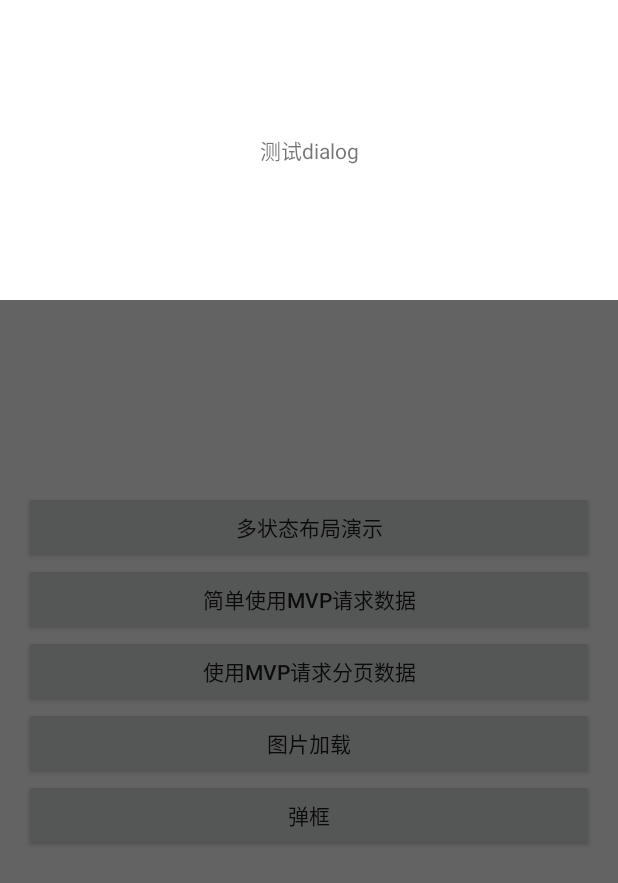
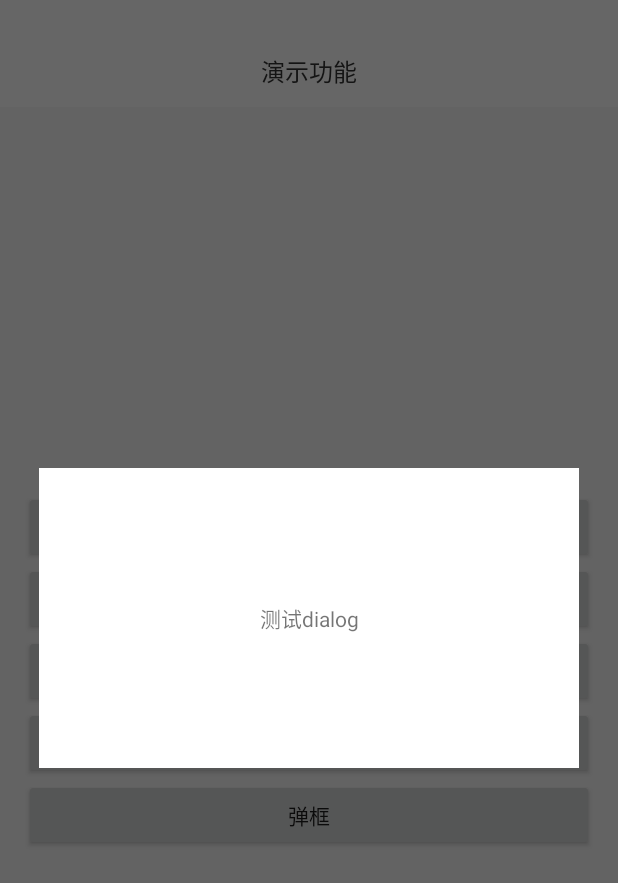
Before and after one commit to a1498506790/BaseKtMvp, an Android app: the fragment TestDialog placed in its activity, on a phone screen of 412 x 824 dp. Shown: the top 883 px of the screen. Run offline under Robolectric (Android 15) with nearby library versions, the phone set to English and light mode, and no system bars; network calls fail.

```diff
--- a/app/src/main/java/com/example/basektmvp2/base/BaseActivity.kt
+++ b/app/src/main/java/com/example/basektmvp2/base/BaseActivity.kt
@@ -1,5 +1,4 @@
 package com.example.basektmvp2.base
-import android.graphics.Color
 import android.os.Bundle
 import android.view.View
 import android.view.ViewGroup
@@ -7,6 +6,7 @@ import android.view.Window
 import androidx.appcompat.app.AppCompatActivity
 import androidx.appcompat.widget.Toolbar
 import com.example.basektmvp2.R
+import com.example.basektmvp2.utils.ResUtils
 import com.example.basektmvp2.utils.StatusBarUtils
 import com.example.basektmvp2.widget.status.MultiStateLayout
 import com.example.basektmvp2.widget.status.OnFailClickListener
@@ -35,7 +35,7 @@ abstract class BaseActivity : AppCompatActivity(){
             val isSetModeSuccess = StatusBarUtils.setStatusBarMode(window, true)
             if (!isSetModeSuccess) { //标题栏为白色时 状态栏字体没有变成黑色 防止重叠，添加一个灰色的状态栏
                 val statusBar = View(this)
-                statusBar.setBackgroundColor(Color.parseColor("#EEEEEE"))
+                statusBar.setBackgroundColor(ResUtils.getColor(R.color.statusBarColor))
                 findViewById<ViewGroup>(android.R.id.content).addView(statusBar)
                 statusBar.layoutParams.height = statusBarHeight
             }
--- a/app/src/main/java/com/example/basektmvp2/dialog/BaseDialogFragment.kt
+++ b/app/src/main/java/com/example/basektmvp2/dialog/BaseDialogFragment.kt
@@ -23,7 +23,7 @@ abstract class BaseDialogFragment : DialogFragment() {
         window?.let {
             it.setBackgroundDrawableResource(android.R.color.transparent)
             val attributes = it.attributes
-            attributes.gravity = Gravity.TOP
+            attributes.gravity = Gravity.CENTER
             attributes.width = WindowManager.LayoutParams.MATCH_PARENT
             it.attributes = attributes
         }
--- a/app/src/main/res/layout/dialog_test.xml
+++ b/app/src/main/res/layout/dialog_test.xml
@@ -7,6 +7,7 @@
     <TextView
         android:layout_width="match_parent"
         android:layout_height="200dp"
+        android:layout_margin="26dp"
         android:background="@color/colorWhite"
         android:gravity="center"
         android:text="测试dialog"/>
--- a/app/src/main/res/values/colors.xml
+++ b/app/src/main/res/values/colors.xml
@@ -4,6 +4,7 @@
     <color name="colorPrimaryDark">#000000</color>
     <color name="colorAccent">#000000</color>
 
+    <color name="statusBarColor">#EEEEEE</color>
     <!--布局通用背景-->
     <color name="windowBackground">#F8F8F8</color>
 
```
